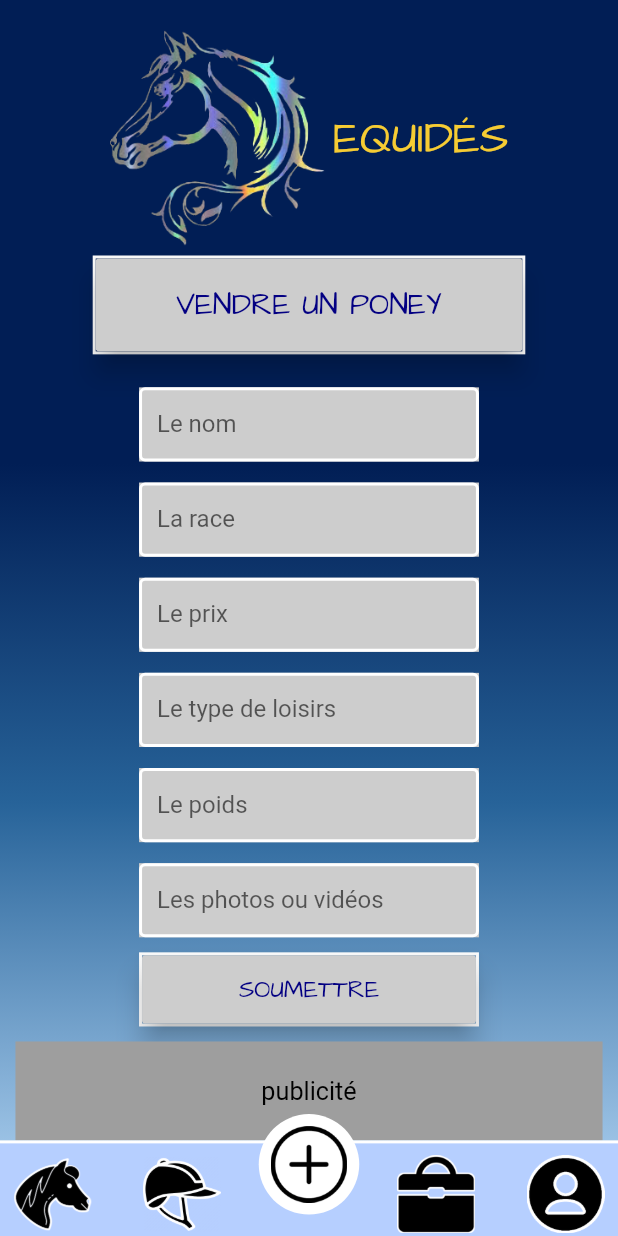
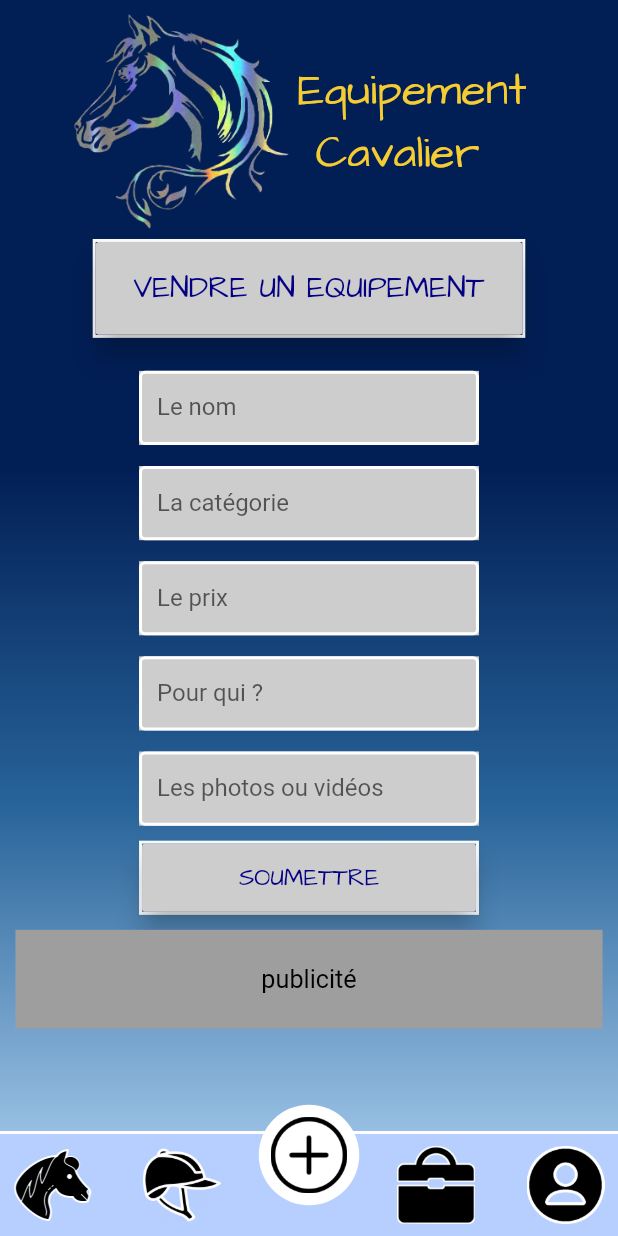
Before and after one commit to RedDTG/kavaloccaz, a Flutter app: the screen it shows after launch, item 3 of the bottom bar chosen, after a tap on "Equipement cavalier", on a phone screen of 412 x 824 dp. Run offline on Flutter 3.47's test engine with Material 2 defaults, Android fonts, the phone set to English and light mode, and no system bars; our stand-ins replace cloud_firestore, firebase_core; accounts and stored records are empty; network calls fail.

Commit message:
[ADD] vendreEquipementEquide / Cavalier files and roads

```diff
--- /dev/null
+++ b/lib/Equipements/vendreEquipementCavalier.dart
@@ -0,0 +1,186 @@
+import 'package:flutter/material.dart';
+import '../_bottomBar.dart';
+
+// ignore: must_be_immutable
+class VendreEquipementCavalier extends StatelessWidget {
+  VendreEquipementCavalier();
+
+  String nom;
+
+  @override
+  Widget build(BuildContext context) {
+    double largeur = MediaQuery.of(context).size.width;
+    double hauteur = MediaQuery.of(context).size.height;
+
+    return new Scaffold(
+          body: SingleChildScrollView(
+        child: new Container(
+          margin: EdgeInsets.all(0),
+          width: largeur,
+          height: hauteur,
+          decoration: BoxDecoration(
+              gradient: LinearGradient(
+                  begin: Alignment(0.0, -0.25),
+                  end: Alignment(0.0, 0.85),
+                  colors: [
+                Color(0xFF011E55),
+                Color(0xFF276399),
+                Color(0xFF9BC2E5)
+              ])),
+          child: new Column(
+            mainAxisAlignment: MainAxisAlignment.spaceBetween,
+            children: [
+              new Column(
+                mainAxisAlignment: MainAxisAlignment.start,
+                children: [
+                  new Container(
+                      margin: EdgeInsets.only(
+                          top: 9, right: 20, left: 20, bottom: 0),
+                      child: new Row(
+                          mainAxisAlignment: MainAxisAlignment.center,
+                          children: [
+                            new Container(
+                                margin: EdgeInsets.only(right: 5),
+                                width: largeur * 0.35,
+                                child: Image.asset('assets/img/logo.png')),
+                            new Text('Equipement \n Cavalier',
+                                style: TextStyle(
+                                    fontSize: 30,
+                                    fontFamily: 'ArchitectsDaughter',
+                                    color: Color(0xFFF6CC33)))
+                          ])),
+                  new Container(
+                    width: largeur * 0.70,
+                    height: hauteur * 0.08,
+                    decoration: BoxDecoration(
+                        border: Border.all(color: Colors.white, width: 2.0)),
+                    margin: EdgeInsets.only(bottom: 15.0, top: 5.0),
+                    child: new RaisedButton(
+                      onPressed: () {},
+                      child: new Text('VENDRE UN EQUIPEMENT',
+                          style: TextStyle(
+                              fontFamily: 'ArchitectsDaughter',
+                              fontSize: 20.0)),
+                      color: Color(0xFFCDCDCD),
+                      textColor: Color(0xFF030082),
+                      elevation: 7.5,
+                    ),
+                  ),
+                  new Container(
+                    width: largeur * 0.55,
+                    height: hauteur * 0.06,
+                    margin: EdgeInsets.all(7.0),
+                    color: Color(0xFFCDCDCD),
+                    child: new TextField(
+                      decoration: new InputDecoration(
+                        enabledBorder: const OutlineInputBorder(
+                          borderSide:
+                              const BorderSide(color: Colors.white, width: 2.0),
+                        ),
+                        labelText: "Le nom",
+                      ),
+                      keyboardType: TextInputType.text,
+                    ),
+                  ),
+                  new Container(
+                    width: largeur * 0.55,
+                    height: hauteur * 0.06,
+                    margin: EdgeInsets.all(7.0),
+                    color: Color(0xFFCDCDCD),
+                    child: new TextField(
+                      decoration: new InputDecoration(
+                        enabledBorder: const OutlineInputBorder(
+                          borderSide:
+                              const BorderSide(color: Colors.white, width: 2.0),
+                        ),
+                        labelText: "La catégorie",
+                      ),
+                      keyboardType: TextInputType.text,
+                    ),
+                  ),
+                  new Container(
+                    width: largeur * 0.55,
+                    height: hauteur * 0.06,
+                    margin: EdgeInsets.all(7.0),
+                    color: Color(0xFFCDCDCD),
+                    child: new TextField(
+                      decoration: new InputDecoration(
+                        enabledBorder: const OutlineInputBorder(
+                          borderSide:
+                              const BorderSide(color: Colors.white, width: 2.0),
+                        ),
+                        labelText: "Le prix",
+                      ),
+                      keyboardType: TextInputType.text,
+                    ),
+                  ),
+                  new Container(
+                    width: largeur * 0.55,
+                    height: hauteur * 0.06,
+                    margin: EdgeInsets.all(7.0),
+                    color: Color(0xFFCDCDCD),
+                    child: new TextField(
+                      decoration: new InputDecoration(
+                        enabledBorder: const OutlineInputBorder(
+                          borderSide:
+                              const BorderSide(color: Colors.white, width: 2.0),
+                        ),
+                        labelText: "Pour qui ?",
+                      ),
+                      keyboardType: TextInputType.text,
+                    ),
+                  ),
+                  new Container(
+                    width: largeur * 0.55,
+                    height: hauteur * 0.06,
+                    margin: EdgeInsets.only(top: 7.0),
+                    color: Color(0xFFCDCDCD),
+                    child: new TextField(
+                      decoration: new InputDecoration(
+                        enabledBorder: const OutlineInputBorder(
+                          borderSide:
+                              const BorderSide(color: Colors.white, width: 2.0),
+                        ),
+                        labelText: "Les photos ou vidéos",
+                      ),
+                      keyboardType: TextInputType.text,
+                    ),
+                  ),
+                  new Container(
+                    width: largeur * 0.55,
+                    height: hauteur * 0.06,
+                    decoration: BoxDecoration(
+                        border: Border.all(color: Colors.white, width: 2.0)),
+                    margin: EdgeInsets.only(top: 10.0),
+                    child: new RaisedButton(
+                      onPressed: () {},
+                      child: new Text('SOUMETTRE',
+                          style: TextStyle(
+                              fontFamily: 'ArchitectsDaughter',
+                              fontSize: 16.0)),
+                      color: Color(0xFFCDCDCD),
+                      textColor: Color(0xFF030082),
+                      elevation: 7.5,
+                    ),
+                  ),
+                  new Container(
+                    width: largeur * 0.95,
+                    height: hauteur * 0.08,
+                    color: Colors.grey,
+                    alignment: Alignment.center,
+                    margin: EdgeInsets.only(top: 10.0),
+                    child: new Text(
+                      'publicité',
+                      style: TextStyle(color: Colors.black),
+                      textScaleFactor: 1.2,
+                    ),
+                  ),
+                ],
+              ),
+              BottomBarWidget(),
+            ],
+          ),
+        ),
+      ));
+  }
+}
--- a/lib/Equipements/vendreProduit.dart
+++ b/lib/Equipements/vendreEquipementEquide.dart
@@ -2,8 +2,8 @@ import 'package:flutter/material.dart';
 import '../_bottomBar.dart';
 
 // ignore: must_be_immutable
-class VendreProduit extends StatelessWidget {
-  VendreProduit();
+class VendreEquipementEquide extends StatelessWidget {
+  VendreEquipementEquide();
 
   String nom;
 
@@ -43,7 +43,7 @@ class VendreProduit extends StatelessWidget {
                                 margin: EdgeInsets.only(right: 5),
                                 width: largeur * 0.35,
                                 child: Image.asset('assets/img/logo.png')),
-                            new Text('Equipement',
+                            new Text('Equipement \n Equide',
                                 style: TextStyle(
                                     fontSize: 30,
                                     fontFamily: 'ArchitectsDaughter',
--- a/lib/main.dart
+++ b/lib/main.dart
@@ -3,6 +3,8 @@ import 'package:flutter/material.dart';
 import 'package:kavaloccaz/Emplois/emplois.dart';
 import 'package:kavaloccaz/Equides/equides.dart';
 import 'package:kavaloccaz/Equipements/equipements.dart';
+import 'package:kavaloccaz/Equipements/vendreEquipementCavalier.dart';
+import 'package:kavaloccaz/Equipements/vendreEquipementEquide.dart';
 import 'package:kavaloccaz/home.dart';
 import 'package:kavaloccaz/Equides/listeChevaux.dart';
 import 'package:kavaloccaz/Equipements/listeEquipementCavalier.dart';
@@ -35,7 +37,9 @@ class MyApp extends StatelessWidget {
         '/equides/poneys': (context) => Poneys(),
         '/vente/cheval': (context) => VendreCheval(),
         '/vente/poney': (context) => VendrePoney(),
-        '/vente': (context) => Vente()
+        '/vente': (context) => Vente(),
+        '/vente/vendreEquipementEquide': (context) => VendreEquipementEquide(),
+        '/vente/vendreEquipementCavalier': (context) => VendreEquipementCavalier()
       },
     );
   }
--- a/lib/vente.dart
+++ b/lib/vente.dart
@@ -120,9 +120,9 @@ class Vente extends StatelessWidget {
                       height: hauteur * 0.06,
                       child: new RaisedButton(
                         onPressed: () {
-                          Navigator.pushNamed(context, '/vente/cheval');
+                          Navigator.pushNamed(context, '/vente/vendreEquipementEquide');
                         },
-                        child: new Text('Equipement cheval',
+                        child: new Text('Equipement equide',
                             textAlign: TextAlign.center,
                             style: TextStyle(fontFamily: 'ArchitectsDaughter')),
                         color: Color(0xFFCDCDCD),
@@ -148,7 +148,7 @@ class Vente extends StatelessWidget {
                       height: hauteur * 0.06,
                       child: new RaisedButton(
                         onPressed: () {
-                          Navigator.pushNamed(context, '/vente/poney');
+                          Navigator.pushNamed(context, '/vente/vendreEquipementCavalier');
                         },
                         child: new Text('Equipement cavalier',
                             textAlign: TextAlign.center,
```
